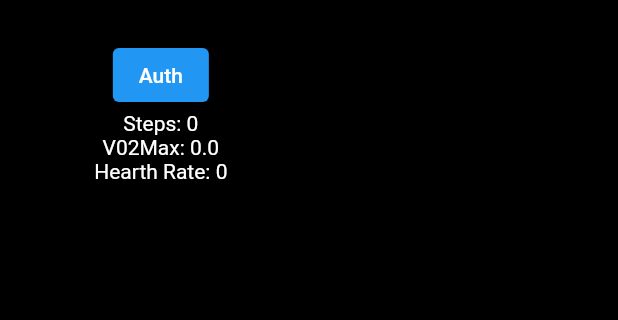
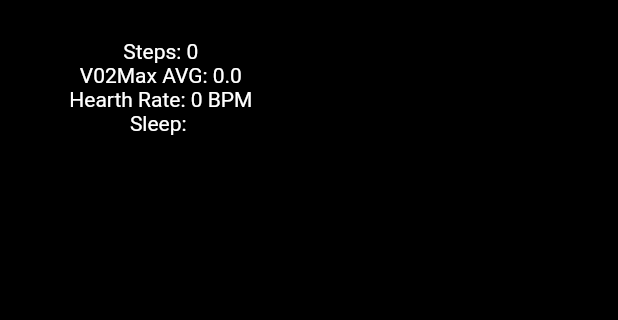
Before and after one commit to Johnkai2196/MAINDFUL, a Flutter app: the screen it shows after launch, on a phone screen of 412 x 824 dp, the part 177-497 px from its top. Run offline on Flutter 3.47's test engine with Material 2 defaults, Android fonts, the phone set to English and light mode, and no system bars; our stand-ins replace animated_text_kit, flutter_dotenv, flutter_spinkit; missing offline and left inert: health.

Commit message:
added weekly data for chatgpt

```diff
--- a/lib/pages/home_page.dart
+++ b/lib/pages/home_page.dart
@@ -33,16 +33,22 @@ class _HomePageState extends State<HomePage> {
     });
   }
 
+  void updateSleep(String sleep) {
+    setState(() {
+      _sleep = sleep;
+    });
+  }
+
   @override
   void initState() {
     super.initState();
     authorize();
-    fetchData();
   }
 
   int _nofSteps = 0;
   double _v02Max = 0;
   int _hearthRate = 0;
+  String _sleep = "";
 
   static final types = [
     HealthDataType.STEPS,
@@ -62,32 +68,10 @@ class _HomePageState extends State<HomePage> {
     if (!hasPersmission) {
       try {
         await health.requestAuthorization(types);
+        fetchData();
       } catch (e) {
         print("Exception in authorize: $e");
       }
-    }
-  }
-
-  // sleeping
-  Future fetchSleepData() async {
-    List<HealthDataPoint> sleep = [];
-    bool requested =
-        await health.requestAuthorization([HealthDataType.SLEEP_ASLEEP]);
-    final test = DateTime.now().subtract(const Duration(days: 7));
-    if (requested) {
-      try {
-        sleep = await health.getHealthDataFromTypes(yesterday, now, [
-          HealthDataType.SLEEP_ASLEEP,
-        ]);
-      } catch (error) {
-        print("Caught exception in getting Sleep: $error");
-      }
-
-      if (sleep.isNotEmpty) {
-        print("Sleep: $sleep");
-      }
-    } else {
-      print("Authorization not granted - error in authorization");
     }
   }
 
@@ -95,15 +79,17 @@ class _HomePageState extends State<HomePage> {
     await fetchStepData(health, updateSteps);
     await fetchV02MaxData(health, updateV02Max);
     await fetchHearthRateData(health, updateHearthRate);
-    await fetchSleepData();
+    await fetchSleepData(health, updateSleep);
+    await fetchWeekHealthData(health);
   }
 
   @override
   Widget build(BuildContext context) {
     return Scaffold(
-      backgroundColor: Colors.black, // Set the background color to black
-      appBar: CustomAppBar(
-          withIcon: false, onIconPressed: fetchData), // Use the custom AppBar
+      // Set the background color to black
+      backgroundColor: Colors.black,
+      // Use the custom AppBar with a logo
+      appBar: CustomAppBar(withIcon: false, onIconPressed: fetchData),
       body: Column(
         children: [
           Container(
@@ -134,25 +120,20 @@ class _HomePageState extends State<HomePage> {
           Expanded(
             child: Column(
               children: [
-                TextButton(
-                  onPressed: authorize,
-                  style: const ButtonStyle(
-                      backgroundColor: MaterialStatePropertyAll(Colors.blue)),
-                  child: const Text(
-                    "Auth",
-                    style: TextStyle(color: Colors.white),
-                  ),
-                ),
                 Text(
                   "Steps: $_nofSteps",
                   style: const TextStyle(color: Colors.white),
                 ),
                 Text(
-                  "V02Max: $_v02Max",
+                  "V02Max AVG: $_v02Max",
                   style: const TextStyle(color: Colors.white),
                 ),
                 Text(
-                  "Hearth Rate: $_hearthRate",
+                  "Hearth Rate: $_hearthRate BPM",
+                  style: const TextStyle(color: Colors.white),
+                ),
+                Text(
+                  "Sleep: $_sleep",
                   style: const TextStyle(color: Colors.white),
                 ),
               ],
```
Also changed, not shown: lib/services/hearth_data_service.dart (+162 -0 lines).
